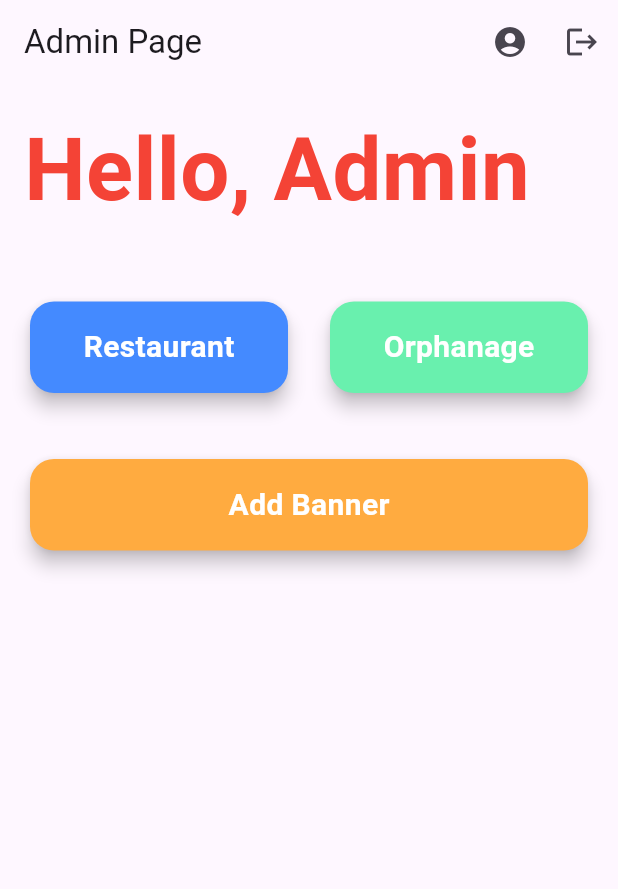
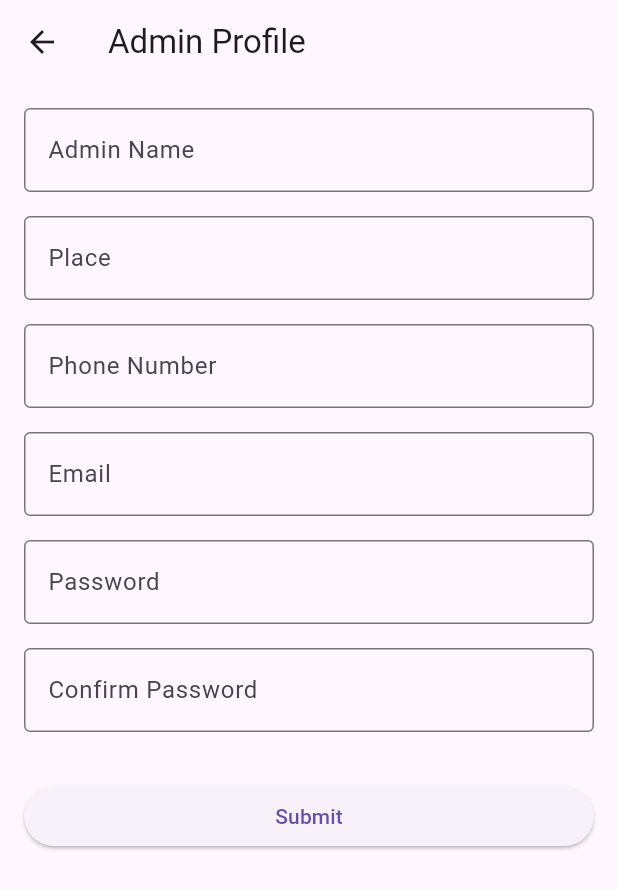
Before and after one commit to hungryproject/hungry, a Flutter app: the AdminPage screen opened directly, after a tap on the "account circle" icon, on a phone screen of 412 x 824 dp. Shown: the top 889 px of the screen. Run offline on Flutter 3.47's test engine with Material 3 defaults, Android fonts, the light colour scheme and no system bars; our stand-ins replace carousel_slider, cloud_firestore, firebase_auth, firebase_core, firebase_storage, image_picker; missing offline and left inert: animated_rating_stars; accounts and stored records are empty; Roboto replaces fonts that are missing (hungryfont).

Commit message:
admin prof,logout,colorchange.orphanage to firebase

```diff
--- a/lib/main.dart
+++ b/lib/main.dart
@@ -2,6 +2,7 @@ import 'package:firebase_core/firebase_core.dart';
 import 'package:flutter/material.dart';
 import 'package:hungry/firebase_options.dart';
 import 'package:hungry/modules/admin/screen/adminhome_screen.dart';
+import 'package:hungry/modules/admin/screen/admprof_screen.dart';
 import 'package:hungry/modules/admin/screen/vieworph_screen.dart';
 import 'package:hungry/modules/admin/screen/viewrest_screen.dart';
 import 'package:hungry/modules/orphanage/screens/bottommnavigation_screen.dart';
@@ -25,5 +26,5 @@ Future<void> main() async {
       fontFamily:"hungryfont" ,
 
     ),
-    home:AdminPage(),));
+    home:OrphanageLoginPage(),));
   }
--- a/lib/modules/admin/screen/adminhome_screen.dart
+++ b/lib/modules/admin/screen/adminhome_screen.dart
@@ -1,7 +1,9 @@
 import 'package:flutter/material.dart';
+import 'package:hungry/modules/admin/screen/admprof_screen.dart';
 import 'package:hungry/modules/admin/screen/banner_screen.dart';
 import 'package:hungry/modules/admin/screen/vieworph_screen.dart';
 import 'package:hungry/modules/admin/screen/viewrest_screen.dart';
+import 'package:hungry/modules/restuarant/screens/login_screen.dart';
 
 class AdminPage extends StatelessWidget {
   const AdminPage({super.key});
@@ -15,19 +17,28 @@ class AdminPage extends StatelessWidget {
           IconButton(
             icon: const Icon(Icons.account_circle),
             onPressed: () {
-              // Handle profile button press
+              Navigator.push(
+                context,
+                MaterialPageRoute(builder: (context) => AdminProfilePage()),
+              );
             },
           ),
           IconButton(
             icon: const Icon(Icons.logout),
             onPressed: () {
-              // Handle logout action
               _showLogoutDialog(context);
             },
           ),
         ],
       ),
-      body: Padding(
+      body: Container(
+        decoration: BoxDecoration(
+          image: DecorationImage(
+            image: AssetImage('asset/images/2L0vC.png'),
+            fit: BoxFit.cover, // Adjusts how the image fits the container
+          ),
+        ),
+        child: Padding(
           padding: const EdgeInsets.all(16.0),
           child: Column(
             crossAxisAlignment: CrossAxisAlignment.start,
@@ -36,7 +47,7 @@ class AdminPage extends StatelessWidget {
                 'Hello, Admin',
                 style: TextStyle(
                   fontSize: 58,
-                color: Colors.red,
+                  color: Color.fromARGB(255, 251, 251, 250),
                   fontWeight: FontWeight.bold,
                 ),
               ),
@@ -46,7 +57,7 @@ class AdminPage extends StatelessWidget {
                   Expanded(
                     child: AdminCard(
                       title: 'Restaurant',
-                    backgroundColor: Colors.blueAccent,
+                      backgroundColor: const Color.fromARGB(255, 249, 248, 247).withOpacity(0.7), // Add opacity to the color
                       onTap: () {
                         Navigator.push(
                           context,
@@ -59,7 +70,7 @@ class AdminPage extends StatelessWidget {
                   Expanded(
                     child: AdminCard(
                       title: 'Orphanage',
-                    backgroundColor: Colors.greenAccent,
+                      backgroundColor: const Color.fromARGB(255, 247, 249, 248).withOpacity(0.7), // Add opacity to the color
                       onTap: () {
                         Navigator.push(
                           context,
@@ -73,7 +84,7 @@ class AdminPage extends StatelessWidget {
               const SizedBox(height: 36),
               AdminCard(
                 title: 'Add Banner',
-              backgroundColor: Colors.orangeAccent,
+                backgroundColor: const Color.fromARGB(255, 244, 244, 244).withOpacity(0.7), // Add opacity to the color
                 onTap: () {
                   Navigator.push(
                     context,
@@ -82,6 +93,7 @@ class AdminPage extends StatelessWidget {
                 },
               ),
             ],
+          ),
         ),
       ),
     );
@@ -103,9 +115,10 @@ class AdminPage extends StatelessWidget {
           ),
           TextButton(
             onPressed: () {
-              Navigator.pop(context); // Close the dialog
-              // Add your logout logic here
-              print('User logged out'); // Placeholder for logout action
+              Navigator.push(
+                context,
+                MaterialPageRoute(builder: (context) => LoginScreen()),
+              );
             },
             child: const Text('Logout'),
           ),
@@ -145,7 +158,7 @@ class AdminCard extends StatelessWidget {
               style: const TextStyle(
                 fontSize: 20,
                 fontWeight: FontWeight.bold,
-                color: Colors.white,
+                color: Color.fromARGB(255, 237, 103, 14),
               ),
             ),
           ),
--- /dev/null
+++ b/lib/modules/admin/screen/admprof_screen.dart
@@ -0,0 +1,156 @@
+import 'package:flutter/material.dart';
+
+class AdminProfilePage extends StatefulWidget {
+  @override
+  _AdminProfilePageState createState() => _AdminProfilePageState();
+}
+
+class _AdminProfilePageState extends State<AdminProfilePage> {
+  final _formKey = GlobalKey<FormState>();
+
+  // Controllers for the form fields
+  TextEditingController nameController = TextEditingController();
+  TextEditingController placeController = TextEditingController();
+  TextEditingController phoneController = TextEditingController();
+  TextEditingController emailController = TextEditingController();
+  TextEditingController passwordController = TextEditingController();
+  TextEditingController confirmPasswordController = TextEditingController();
+
+  @override
+  Widget build(BuildContext context) {
+    return Scaffold(
+      appBar: AppBar(
+        title: Text('Admin Profile'),
+      ),
+      body: Padding(
+        padding: const EdgeInsets.all(16.0),
+        child: Form(
+          key: _formKey,
+          child: ListView(
+            children: [
+              // Admin Name Field
+              TextFormField(
+                controller: nameController,
+                decoration: InputDecoration(
+                  labelText: 'Admin Name',
+                  border: OutlineInputBorder(),
+                ),
+                validator: (value) {
+                  if (value == null || value.isEmpty) {
+                    return 'Please enter admin name';
+                  }
+                  return null;
+                },
+              ),
+              SizedBox(height: 16.0),
+
+              // Place Field
+              TextFormField(
+                controller: placeController,
+                decoration: InputDecoration(
+                  labelText: 'Place',
+                  border: OutlineInputBorder(),
+                ),
+                validator: (value) {
+                  if (value == null || value.isEmpty) {
+                    return 'Please enter place';
+                  }
+                  return null;
+                },
+              ),
+              SizedBox(height: 16.0),
+
+              // Phone Number Field
+              TextFormField(
+                controller: phoneController,
+                decoration: InputDecoration(
+                  labelText: 'Phone Number',
+                  border: OutlineInputBorder(),
+                ),
+                keyboardType: TextInputType.phone,
+                validator: (value) {
+                  if (value == null || value.isEmpty) {
+                    return 'Please enter phone number';
+                  } else if (value.length != 10) {
+                    return 'Please enter a valid phone number';
+                  }
+                  return null;
+                },
+              ),
+              SizedBox(height: 16.0),
+
+              // Email Field
+              TextFormField(
+                controller: emailController,
+                decoration: InputDecoration(
+                  labelText: 'Email',
+                  border: OutlineInputBorder(),
+                ),
+                keyboardType: TextInputType.emailAddress,
+                validator: (value) {
+                  if (value == null || value.isEmpty) {
+                    return 'Please enter email';
+                  } else if (!RegExp(r'^[^@]+@[^@]+\.[^@]+').hasMatch(value)) {
+                    return 'Please enter a valid email';
+                  }
+                  return null;
+                },
+              ),
+              SizedBox(height: 16.0),
+
+              // Password Field
+              TextFormField(
+                controller: passwordController,
+                decoration: InputDecoration(
+                  labelText: 'Password',
+                  border: OutlineInputBorder(),
+                ),
+                obscureText: true,
+                validator: (value) {
+                  if (value == null || value.isEmpty) {
+                    return 'Please enter password';
+                  }
+                  return null;
+                },
+              ),
+              SizedBox(height: 16.0),
+
+              // Confirm Password Field
+              TextFormField(
+                controller: confirmPasswordController,
+                decoration: InputDecoration(
+                  labelText: 'Confirm Password',
+                  border: OutlineInputBorder(),
+                ),
+                obscureText: true,
+                validator: (value) {
+                  if (value == null || value.isEmpty) {
+                    return 'Please confirm password';
+                  } else if (value != passwordController.text) {
+                    return 'Passwords do not match';
+                  }
+                  return null;
+                },
+              ),
+              SizedBox(height: 32.0),
+
+              // Submit Button
+              ElevatedButton(
+                onPressed: () {
+                  if (_formKey.currentState!.validate()) {
+                    // Form is valid, proceed with submission
+                    ScaffoldMessenger.of(context).showSnackBar(
+                      SnackBar(content: Text('Profile Submitted Successfully')),
+                    );
+                    // Handle form submission logic
+                  }
+                },
+                child: Text('Submit'),
+              ),
+            ],
+          ),
+        ),
+      ),
+    );
+  }
+}
--- /dev/null
+++ b/lib/modules/orphanage/services/OrphanageAuthServices.dart
@@ -0,0 +1,25 @@
+import 'package:firebase_auth/firebase_auth.dart';
+
+class Orphanageauthservices {
+  final FirebaseAuth _auth = FirebaseAuth.instance;
+  Future<User?> registerWithEmailAndPassword(String email, String password) async {
+    try {
+      UserCredential userCredential = await _auth.createUserWithEmailAndPassword(
+        email: email,
+        password: password,
+      );
+      return userCredential.user;
+    } on FirebaseAuthException catch (e) {
+      if (e.code == 'weak-password') {
+        throw Exception('The password provided is too weak.');
+      } else if (e.code == 'email-already-in-use') {
+        throw Exception('The account already exists for that email.');
+      } else {
+        throw Exception(e.message ?? 'An error occurred during registration.');
+      }
+    } catch (e) {
+      throw Exception('An unknown error occurred during registration: $e');
+    }
+  }
+
+}
```
Also changed, not shown: lib/modules/orphanage/screens/signup_screen.dart (+13 -1 lines), asset/images/2L0vC.png (added), pubspec.lock. Lines whose indentation alone changed are shown as unchanged.
